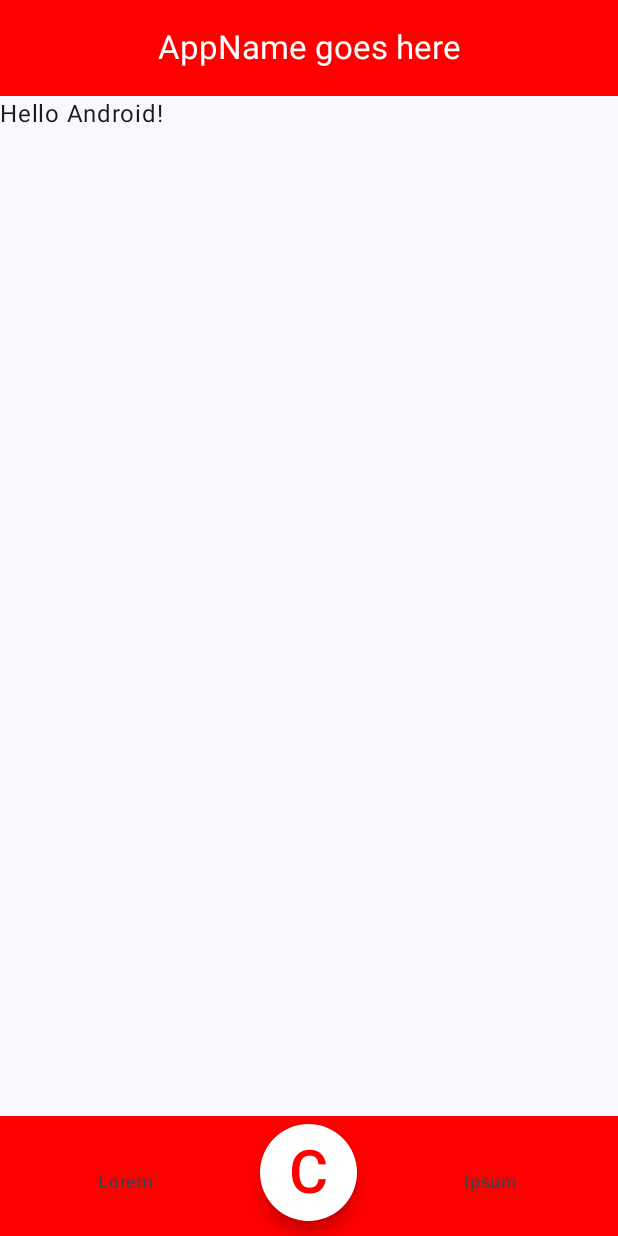
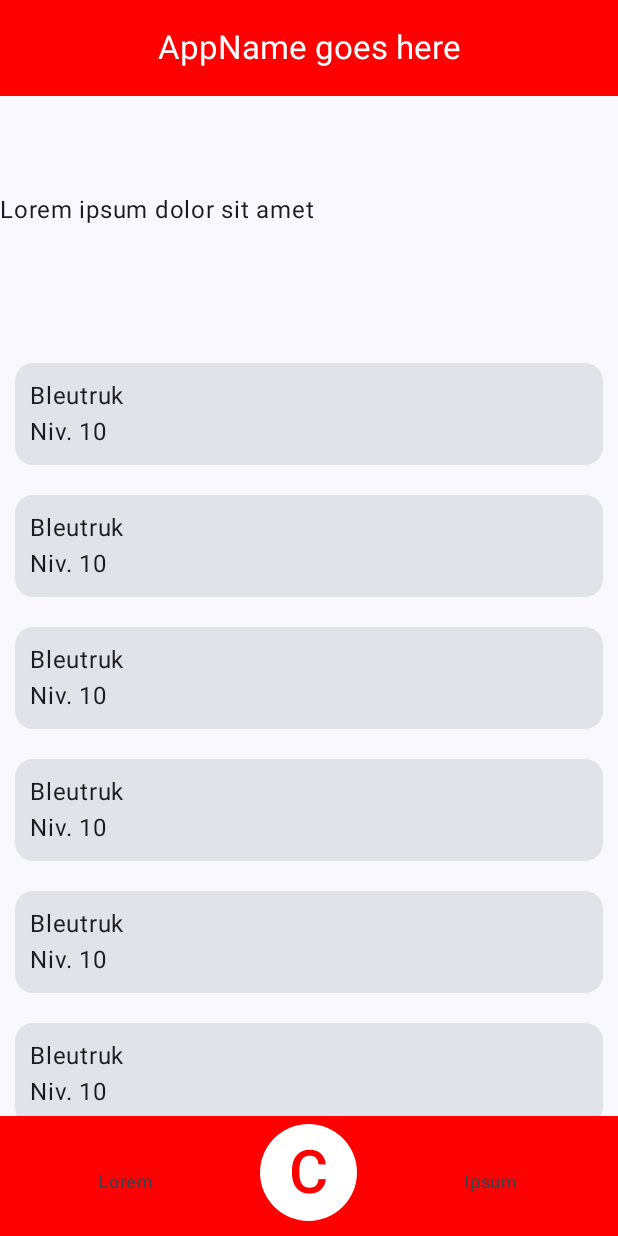
Before and after one commit to fmkr-project/projet-pmobile, an Android app built with Jetpack Compose: the screen it shows after launch (MainActivity), on a phone screen of 412 x 824 dp. Run offline under Robolectric (Android 15) with nearby library versions, the phone set to English and light mode, and no system bars.

Commit message:
Start designing Exploration menu

```diff
--- a/app/src/main/java/com/example/creamarch/Common.kt
+++ b/app/src/main/java/com/example/creamarch/Common.kt
@@ -8,6 +8,8 @@ import androidx.compose.material.icons.Icons
 import androidx.compose.material3.CenterAlignedTopAppBar
 import androidx.compose.material3.ExperimentalMaterial3Api
 import androidx.compose.material3.FloatingActionButton
+import androidx.compose.material3.FloatingActionButtonDefaults
+import androidx.compose.material3.FloatingActionButtonElevation
 import androidx.compose.material3.NavigationBar
 import androidx.compose.material3.NavigationBarItem
 import androidx.compose.material3.Text
@@ -61,6 +63,7 @@ fun MainBottomBar(modifier: Modifier = Modifier)
 					.size(75.dp)
 					.padding(5.dp),
 				containerColor = Color.White,
+				elevation = FloatingActionButtonDefaults.elevation(0.dp)
 				) {
 				Text(
 					text = "C",
--- /dev/null
+++ b/app/src/main/java/com/example/creamarch/Creature.kt
@@ -0,0 +1,11 @@
+package com.example.creamarch
+
+// Class to store player's creatures data.
+
+class Creature(
+	val baseData: CreatureSpecies,
+	val level: Int,
+)
+{
+	// TODO Generate stats depending on level.
+}
--- /dev/null
+++ b/app/src/main/java/com/example/creamarch/CreatureSpecies.kt
@@ -0,0 +1,14 @@
+package com.example.creamarch
+
+// Class to store base creature data.
+data class CreatureSpecies(
+	val name: String
+)
+{
+	fun spawnNewCreature(): Creature
+	// Return a new creature of this type with randomized stats.
+	{
+		// TODO also randomize level
+		return Creature(this, 10)
+	}
+}
--- /dev/null
+++ b/app/src/main/java/com/example/creamarch/Dex.kt
@@ -0,0 +1,20 @@
+package com.example.creamarch
+
+// Class that stores every species' information and
+// whether the player has caught at least one creature of the species.
+object Dex
+{
+	// Associate an ID to a species.
+	var species: Map<Int, CreatureSpecies> = mapOf(
+		1 to CreatureSpecies("Bleutruk")
+	)
+
+	// Associate an ID to some informative text about the species.
+	var descriptions: Map<Int, String> = mapOf(
+		1 to "Lorem ipsum dolor sit amet"
+	)
+
+	// Check if all maps have the same size, i.e. the information
+	// about all the species is valid.
+	// todo
+}
--- /dev/null
+++ b/app/src/main/java/com/example/creamarch/Exploration.kt
@@ -0,0 +1,82 @@
+package com.example.creamarch
+
+import androidx.compose.foundation.layout.Column
+import androidx.compose.foundation.layout.Row
+import androidx.compose.foundation.layout.fillMaxWidth
+import androidx.compose.foundation.layout.padding
+import androidx.compose.foundation.lazy.LazyColumn
+import androidx.compose.foundation.lazy.items
+import androidx.compose.material3.Card
+import androidx.compose.material3.Text
+import androidx.compose.runtime.Composable
+import androidx.compose.ui.Modifier
+import androidx.compose.ui.res.dimensionResource
+import androidx.compose.ui.tooling.preview.Preview
+import androidx.compose.ui.unit.dp
+import com.example.creamarch.ui.theme.CreamarchTheme
+
+
+@Composable
+fun CreatureItem(
+	creature: Creature,
+	modifier: Modifier = Modifier
+)
+{
+	Card(modifier = modifier)
+	{
+		Row(modifier = Modifier
+			.fillMaxWidth()
+			.padding(10.dp))
+		{
+			// TODO sprite goes here
+
+			Column {
+				Text(
+					text = creature.baseData.name
+
+				)
+				Text(
+					text = "Niv. " + creature.level.toString()
+
+				)
+			}
+		}
+	}
+}
+
+@Composable
+fun ExplorationMenu(modifier: Modifier = Modifier)
+{
+	// Get the list of nearby creatures
+	// todo temp
+	var nearbyCreatures = (1..300).map { Dex.species[1]?.spawnNewCreature() }
+	print(nearbyCreatures)
+
+	// Compose
+	Column(modifier = modifier)
+	{
+		Text(
+			text = "Lorem ipsum dolor sit amet",
+			modifier = modifier
+		)
+		// Scrolling list of nearby creatures
+		LazyColumn {
+			items(nearbyCreatures) {
+				if (it != null) {
+					CreatureItem(
+						creature = it,
+						modifier = Modifier.padding(10.dp))
+				}
+			}
+		}
+	}
+}
+
+@Composable
+@Preview(showBackground = true)
+fun ExplorationPreview()
+{
+	CreamarchTheme {
+		ExplorationMenu()
+	}
+}
--- a/app/src/main/java/com/example/creamarch/MainActivity.kt
+++ b/app/src/main/java/com/example/creamarch/MainActivity.kt
@@ -27,12 +27,16 @@ class MainActivity : ComponentActivity() {
 						MainBottomBar()
 					},
 					modifier = Modifier
-						.fillMaxSize()) { innerPadding ->
-					Greeting(
-						name = "Android",
-						modifier = Modifier.padding(innerPadding)
-					)
-				}
+						.fillMaxSize(),// { innerPadding ->
+//					Greeting(
+//						name = "Android",
+//						modifier = Modifier.padding(innerPadding)
+//					)
+					content = { innerPadding ->
+						ExplorationMenu(
+							modifier = Modifier.padding(innerPadding)
+						) }
+				)
 			}
 		}
 	}
--- /dev/null
+++ b/app/src/main/java/com/example/creamarch/ui/theme/Shape.kt
@@ -0,0 +1,9 @@
+package com.example.creamarch.ui.theme
+
+import androidx.compose.foundation.shape.RoundedCornerShape
+import androidx.compose.material3.Shapes
+import androidx.compose.ui.unit.dp
+
+val Shapes = Shapes(
+	medium = RoundedCornerShape(50.dp),
+)
```
